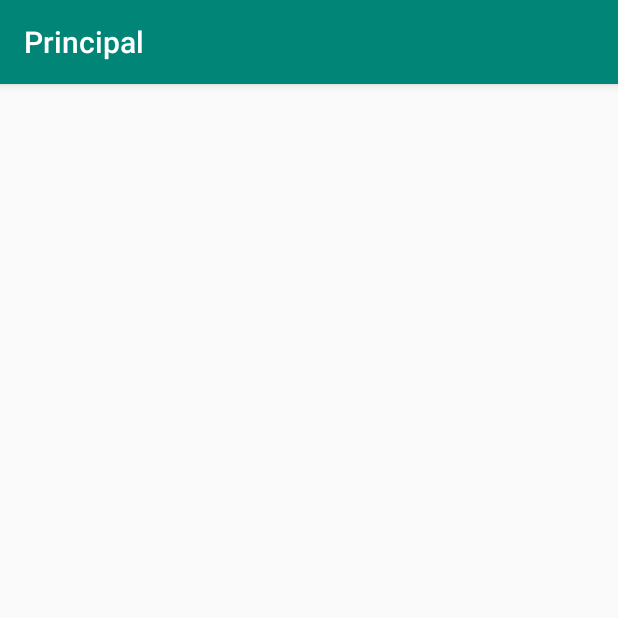
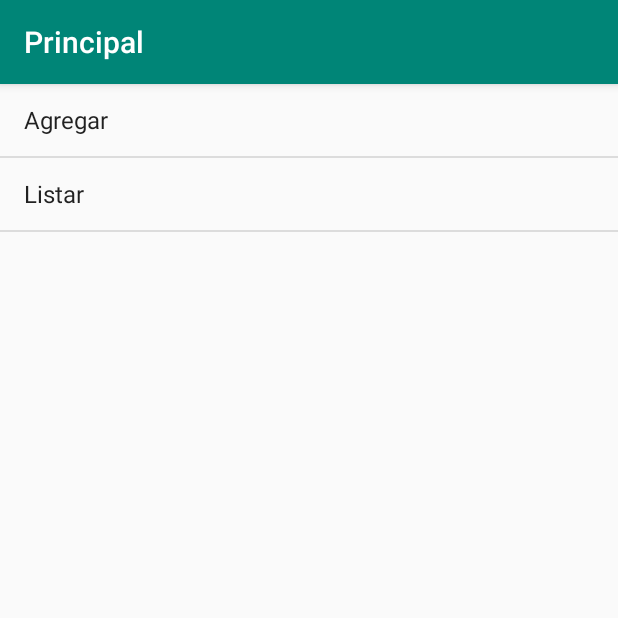
Before and after one commit to RobertMoralesO/personas_magdalena, an Android app: the screen it shows after launch (Principal), on a phone screen of 412 x 824 dp, the top half of it. Run offline under Robolectric (Android 15) with nearby library versions, the phone set to English and light mode, and no system bars.

Commit message:
Pantalla inicial terminada

```diff
--- a/app/src/main/java/com/example/principal/Principal.java
+++ b/app/src/main/java/com/example/principal/Principal.java
@@ -1,13 +1,45 @@
 package com.example.principal;
 
+import android.content.Intent;
 import android.support.v7.app.AppCompatActivity;
 import android.os.Bundle;
+import android.view.View;
+import android.widget.AdapterView;
+import android.widget.ArrayAdapter;
+import android.widget.ListView;
 
 public class Principal extends AppCompatActivity {
+    private ListView lista;
+    private String[] opciones;
+    private Intent i;
 
     @Override
     protected void onCreate(Bundle savedInstanceState) {
         super.onCreate(savedInstanceState);
         setContentView(R.layout.activity_main);
+        lista = findViewById(R.id.lstOpciones);
+        opciones = getResources().getStringArray(R.array.opciones_lista);
+        ArrayAdapter<String> adapter = new ArrayAdapter<>(this,
+                android.R.layout.simple_list_item_1,opciones);
+        lista.setAdapter(adapter);
+        lista.setOnItemClickListener(new AdapterView.OnItemClickListener() {
+            @Override
+            public void onItemClick(AdapterView<?> adapterView, View view, int position, long l) {
+                switch (position){
+                    case 0:
+                        i = new Intent(Principal.this, CrearPersonas.class);
+                        startActivity(i);
+                        break;
+                    case 1:
+                        i = new Intent(Principal.this, ListarPersonas.class);
+                        startActivity(i);
+                        break;
+                }
+            }
+        });
+
+
+
+
     }
 }
--- a/app/src/main/res/values/strings.xml
+++ b/app/src/main/res/values/strings.xml
@@ -7,4 +7,11 @@
     <string name="Agregar">Agregar</string>
     <string name="limpiar">Limpiar</string>
     <string name="numero">No.</string>
+    <string name="opcion_1">Agregar</string>
+    <string name="opcion_2">Listar</string>
+    <string-array name="opciones_lista">
+        <item>@string/opcion_1</item>
+        <item>@string/opcion_2</item>
+    </string-array>
+
 </resources>
```
